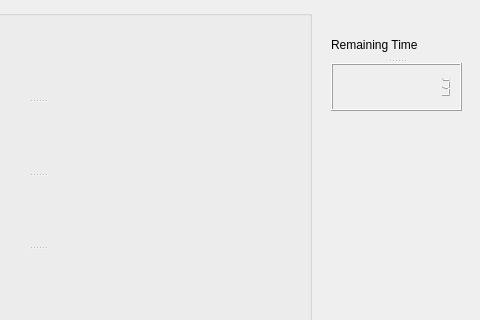
The window that questions.ui (sahilsehgal1995/Quiz_Project) describes before a commit, drawn with Qt 5; both pictures show x 259 to 739 and y 0 to 320 of the 739 by 481 pixel window.
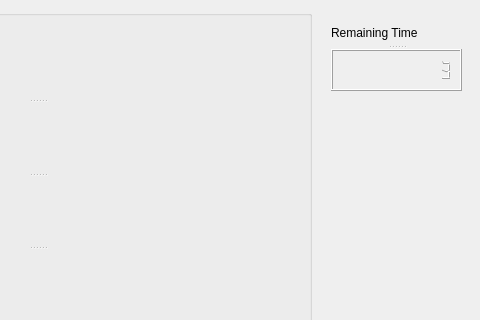
The same window after the commit.

Commit message: Remaining Time LCD number position changed

```diff
--- a/questions.ui
+++ b/questions.ui
@@ -146,9 +146,9 @@
    <property name="geometry">
     <rect>
      <x>590</x>
-     <y>30</y>
+     <y>20</y>
      <width>131</width>
-     <height>81</height>
+     <height>71</height>
     </rect>
    </property>
    <property name="orientation">
```
